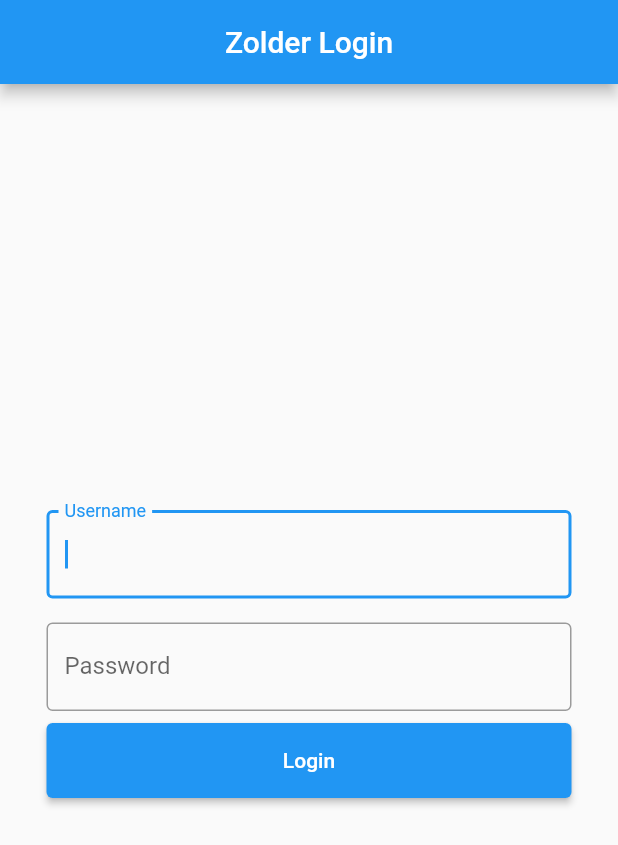
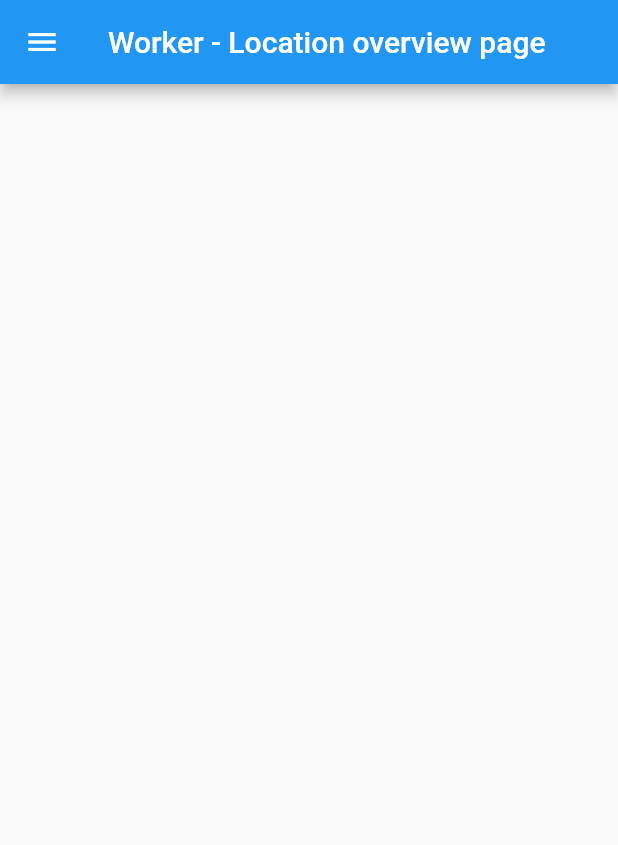
Before and after one commit to BeingBright/zolder-app-frontend, a Flutter app: the screen it shows after launch, after a tap on "Login", on a phone screen of 412 x 824 dp. Shown: the top 845 px of the screen. Run offline on Flutter 3.47's test engine with Material 2 defaults, Android fonts, the phone set to English and light mode, and no system bars; our stand-ins replace shared_preferences, toast.

```diff
--- a/lib/page/locationOverviewPage.dart
+++ b/lib/page/locationOverviewPage.dart
@@ -1 +1,52 @@
 import 'package:flutter/material.dart';
+
+class LocationOverviewPage extends StatefulWidget {
+  const LocationOverviewPage({Key? key}) : super(key: key);
+
+  @override
+  State<LocationOverviewPage> createState() => _LocationOverviewPageState();
+}
+
+class _LocationOverviewPageState extends State<LocationOverviewPage> {
+  @override
+  Widget build(BuildContext context) {
+    return Scaffold(
+      appBar: AppBar(
+        title: const Text("Worker - Location overview page"),
+        centerTitle: true,
+      ),
+      drawer: Drawer(
+        child: ListView(
+          // Important: Remove any padding from the ListView.
+          padding: EdgeInsets.zero,
+          children: [
+            const DrawerHeader(
+              decoration: BoxDecoration(
+                color: Colors.blue,
+              ),
+              child: Text('Drawer Header'),
+            ),
+            ListTile(
+              title: const Text('Item 1'),
+              onTap: () {
+                // Update the state of the app
+                // ...
+                // Then close the drawer
+                Navigator.pop(context);
+              },
+            ),
+            ListTile(
+              title: const Text('Item 2'),
+              onTap: () {
+                // Update the state of the app
+                // ...
+                // Then close the drawer
+                Navigator.pop(context);
+              },
+            ),
+          ],
+        ),
+      ),
+    );
+  }
+}
--- a/lib/page/loginPage.dart
+++ b/lib/page/loginPage.dart
@@ -1,8 +1,8 @@
 import 'package:flutter/material.dart';
-import 'package:toast/toast.dart';
-import 'package:zolder_app_frontend/service/authService.dart';
+import 'package:zolder_app_frontend/page/locationOverviewPage.dart';
+import 'package:zolder_app_frontend/page/office/rapportPage.dart';
 
-import 'model/UserToken.dart';
+import '../model/UserToken.dart';
 
 class LoginPage extends StatefulWidget {
   const LoginPage({Key? key}) : super(key: key);
@@ -12,28 +12,33 @@ class LoginPage extends StatefulWidget {
 }
 
 class _LoginPageState extends State<LoginPage> {
+  Future<UserToken>? token;
+
   var usernameController = TextEditingController();
   var passwordController = TextEditingController();
-  Future<UserToken>? token;
-  var isChecking = false;
+
+  var loggingIn = false;
 
   @override
   Widget build(BuildContext context) {
     return Scaffold(
       appBar: AppBar(
-        title: Text("Zolder Login"),
+        title: const Text("Zolder Login"),
         centerTitle: true,
+        automaticallyImplyLeading: false,
       ),
       body: Center(
         child: Container(
-          constraints: BoxConstraints(
+          constraints: const BoxConstraints(
             maxWidth: 350,
           ),
-          child: SingleChildScrollView(
+          child: (loggingIn)
+              ? const CircularProgressIndicator()
+              : SingleChildScrollView(
                   child: Column(
                     children: [
                       Padding(
-                  padding: const EdgeInsets.fromLTRB(0,8,0,8),
+                        padding: const EdgeInsets.fromLTRB(0, 8, 0, 8),
                         child: TextField(
                           autofocus: true,
                           controller: usernameController,
@@ -44,7 +49,7 @@ class _LoginPageState extends State<LoginPage> {
                         ),
                       ),
                       Padding(
-                  padding: const EdgeInsets.fromLTRB(0,8,0,8),
+                        padding: const EdgeInsets.fromLTRB(0, 8, 0, 8),
                         child: TextField(
                           controller: passwordController,
                           obscureText: true,
@@ -57,24 +62,38 @@ class _LoginPageState extends State<LoginPage> {
                       ElevatedButton(
                         style: ElevatedButton.styleFrom(
                           minimumSize: const Size.fromHeight(50),
-                    padding: const EdgeInsets.fromLTRB(0,8,0,8),
+                          padding: const EdgeInsets.fromLTRB(0, 8, 0, 8),
                         ),
                         onPressed: () {
-
-                    Toast.show(msg)
-
-                    setState(
-                      () {
-                        isChecking = true;
-                        token = authService().loginUser(
-                            usernameController.value.text,
-                            passwordController.value.text);
+                          // setState(
+                          //   () {
+                          //     loggingIn = true;
+                          //     token = authService().loginUser(
+                          //         usernameController.value.text,
+                          //         passwordController.value.text);
+                          //     if (token != null) {
+                          //       token!.then((tok) => {
+                          //             setState(() {
+                          //               loggingIn = false;
+                          //               Navigator.pushReplacement(
+                          //                   context,
+                          //                   MaterialPageRoute(
+                          //                       builder: (context) =>
+                          //                           moveToPagePerRole(
+                          //                               tok.userType)));
+                          //             })
+                          //           });
+                          //     }
+                          //   },
+                          // );
+                          Navigator.pushReplacement(
+                              context,
+                              MaterialPageRoute(
+                                  builder: (context) =>
+                                      moveToPagePerRole("admin")));
                         },
-                    );
-                  },
-                  child: Text("Login"),
+                        child: const Text("Login"),
                       ),
-                (isChecking) ? buildFutureBuilder() : Text(""),
                     ],
                   ),
                 ),
@@ -83,18 +102,19 @@ class _LoginPageState extends State<LoginPage> {
     );
   }
 
-  FutureBuilder<UserToken> buildFutureBuilder() {
-    return FutureBuilder<UserToken>(
-      future: token,
-      builder: (context, snapshot) {
-        if (snapshot.hasData) {
-          return Text(snapshot.data!.token);
-        } else if (snapshot.hasError) {
-          return Text('${snapshot.error}');
-        }
+  Widget moveToPagePerRole(String role) {
+    switch (role) {
+      case "admin":
+        return const LocationOverviewPage();
 
-        return const CircularProgressIndicator();
-      },
-    );
+      case "worker":
+        return const LocationOverviewPage();
+
+      case "office":
+        return const RapportPage();
+
+      default:
+        return const LoginPage();
     }
   }
+}
```
Also changed, not shown: lib/handler/ToastHandler.dart (added, +27 -0 lines), lib/model/ServerException.dart (added, +23 -0 lines), lib/page/admin/userOverviewPage.dart (+20 -0 lines), lib/page/office/rapportPage.dart (+20 -0 lines), lib/service/authService.dart (+21 -17 lines), lib/model/User.dart (renamed from lib/page/model/User.dart), lib/model/UserToken.dart (renamed from lib/page/model/UserToken.dart). Lines whose indentation alone changed are shown as unchanged.
